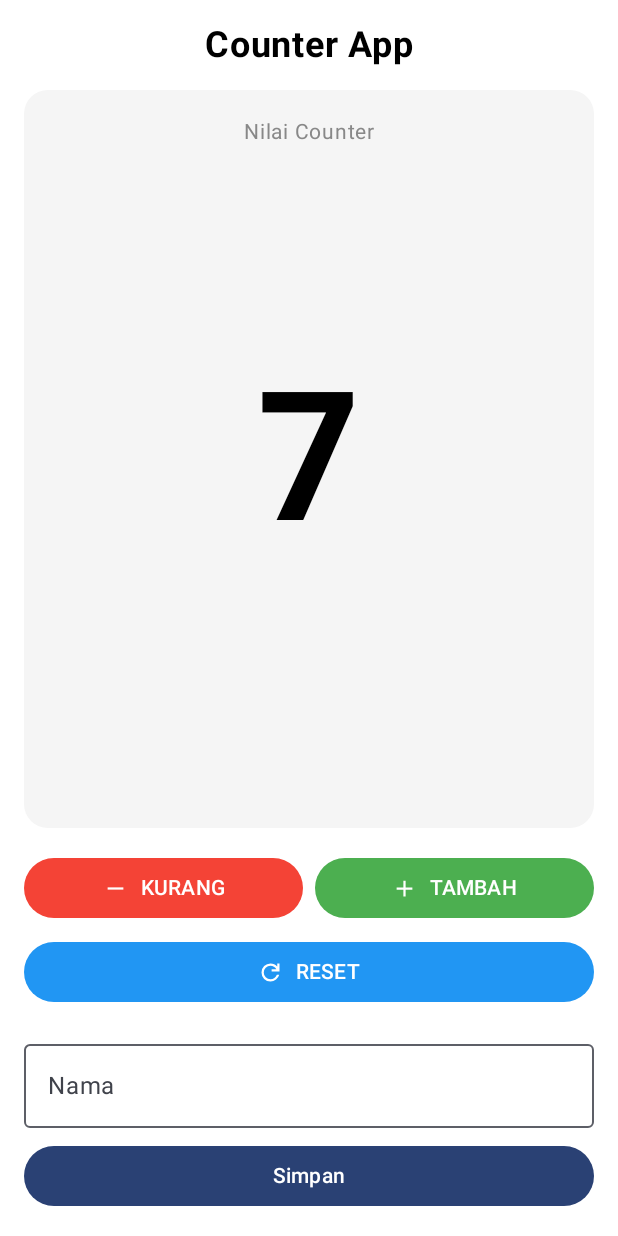
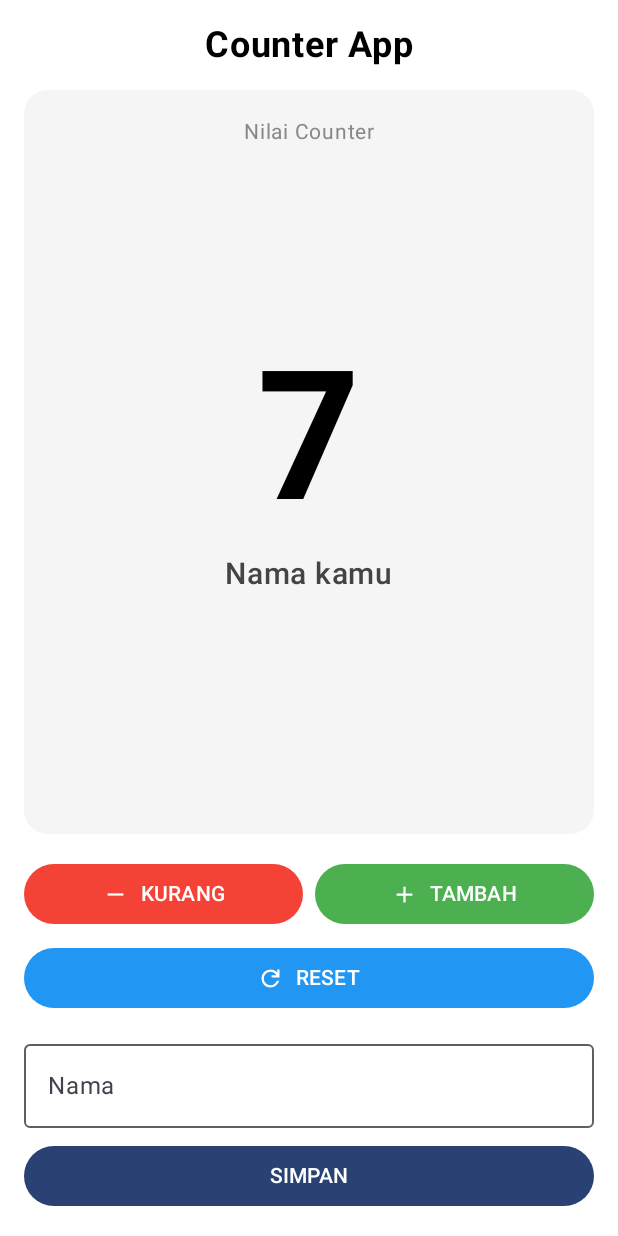
Before and after one commit to farelldev/PPPBD-jetpack-compose, an Android app built with Jetpack Compose: the @Preview function CounterScreenPreview, on a phone screen of 412 x 824 dp. Run offline under Robolectric (Android 15) with nearby library versions, the phone set to English and light mode, and no system bars.

Commit message:
add saved name on the screen

```diff
--- a/app/src/main/java/com/example/countercompose/CounterScreen.kt
+++ b/app/src/main/java/com/example/countercompose/CounterScreen.kt
@@ -5,6 +5,10 @@ import androidx.compose.foundation.layout.*
 import androidx.compose.foundation.shape.RoundedCornerShape
 import androidx.compose.material3.*
 import androidx.compose.runtime.Composable
+import androidx.compose.runtime.getValue
+import androidx.compose.runtime.mutableStateOf
+import androidx.compose.runtime.saveable.rememberSaveable
+import androidx.compose.runtime.setValue
 import androidx.compose.ui.Alignment
 import androidx.compose.ui.Modifier
 import androidx.compose.ui.graphics.Color
@@ -13,14 +17,8 @@ import androidx.compose.ui.text.font.FontWeight
 import androidx.compose.ui.tooling.preview.Preview
 import androidx.compose.ui.unit.dp
 import androidx.compose.ui.unit.sp
-import androidx.compose.runtime.getValue
-import androidx.compose.runtime.mutableIntStateOf
-import androidx.compose.runtime.remember
-import androidx.compose.runtime.setValue
-import androidx.compose.runtime.saveable.rememberSaveable
+import androidx.lifecycle.viewmodel.compose.viewModel
 import com.example.countercompose.ui.theme.CounterComposeTheme
-import androidx.lifecycle.viewmodel.compose.viewModel
-import androidx.compose.material3.OutlinedTextField
 
 @Composable
 fun CounterApp(
@@ -28,18 +26,15 @@ fun CounterApp(
     viewModel: CounterViewModel = viewModel()
 ) {
     val counter by viewModel.counter
-    val nameInput by viewModel.nameInput
     val savedName by viewModel.savedName
 
     CounterScreen(
         counter = counter,
-        nameInput = nameInput,
         savedName = savedName,
         onIncrement = { viewModel.increment() },
         onDecrement = { viewModel.decrement() },
         onReset = { viewModel.reset() },
-        onNameChange = { viewModel.updateNameInput(it) },
-        onSaveName = { viewModel.saveName() },
+        onSaveName = { newName -> viewModel.saveName(newName) },
         modifier = modifier
     )
 }
@@ -47,15 +42,15 @@ fun CounterApp(
 @Composable
 fun CounterScreen(
     counter: Int,
-    nameInput: String,
     savedName: String,
     onIncrement: () -> Unit,
     onDecrement: () -> Unit,
     onReset: () -> Unit,
-    onNameChange: (String) -> Unit,
-    onSaveName: () -> Unit,
+    onSaveName: (String) -> Unit,
     modifier: Modifier = Modifier
 ) {
+    var nameInput by rememberSaveable { mutableStateOf("") }
+
     Column(
         modifier = modifier
             .fillMaxSize()
@@ -72,20 +67,11 @@ fun CounterScreen(
 
         CounterDisplay(
             value = counter,
+            savedName = savedName,
             modifier = Modifier
                 .fillMaxWidth()
                 .weight(1f)
         )
-
-        if (savedName.isNotEmpty()) {
-            Spacer(modifier = Modifier.height(16.dp))
-            Text(
-                text = "Halo, $savedName!",
-                fontSize = 18.sp,
-                fontWeight = FontWeight.SemiBold,
-                color = MaterialTheme.colorScheme.primary
-            )
-        }
 
         Spacer(modifier = Modifier.height(16.dp))
 
@@ -95,50 +81,31 @@ fun CounterScreen(
             onReset = onReset
         )
 
-        Spacer(modifier = Modifier.height(16.dp))
+        Spacer(modifier = Modifier.height(12.dp))
 
         OutlinedTextField(
             value = nameInput,
-            onValueChange = onNameChange,
+            onValueChange = { nameInput = it },
             label = { Text("Nama") },
+            singleLine = true,
             modifier = Modifier.fillMaxWidth()
         )
 
         Spacer(modifier = Modifier.height(8.dp))
 
-        // Tombol Simpan di bawah form input
         Button(
-            onClick = onSaveName,
+            onClick = { onSaveName(nameInput) },
             modifier = Modifier.fillMaxWidth()
         ) {
-            Text("Simpan")
+            Text("SIMPAN")
         }
-    }
-}
-
-@Preview(
-    showBackground = true,
-    showSystemUi = true
-)
-@Composable
-fun CounterScreenPreview() {
-    CounterComposeTheme {
-        CounterScreen(
-            counter = 7,
-            nameInput = "",
-            savedName = "",
-            onIncrement = {},
-            onDecrement = {},
-            onReset = {},
-            onNameChange = {},
-            onSaveName = {}
-        )
     }
 }
 
 @Composable
 fun CounterDisplay(
     value: Int,
+    savedName: String,
     modifier: Modifier = Modifier
 ) {
     Box(
@@ -157,11 +124,23 @@ fun CounterDisplay(
                 .padding(top = 16.dp)
         )
 
-        Text(
-            text = value.toString(),
-            fontSize = 120.sp,
-            fontWeight = FontWeight.Bold
-        )
+        Column(horizontalAlignment = Alignment.CenterHorizontally) {
+            Text(
+                text = value.toString(),
+                fontSize = 120.sp,
+                fontWeight = FontWeight.Bold
+            )
+
+            if (savedName.isNotEmpty()) {
+                Spacer(modifier = Modifier.height(8.dp))
+                Text(
+                    text = savedName,
+                    fontSize = 20.sp,
+                    fontWeight = FontWeight.Medium,
+                    color = Color.DarkGray
+                )
+            }
+        }
     }
 }
 
@@ -171,9 +150,7 @@ fun CounterButtons(
     onIncrement: () -> Unit = {},
     onReset: () -> Unit = {}
 ) {
-    Column(
-        modifier = Modifier.fillMaxWidth()
-    ) {
+    Column(modifier = Modifier.fillMaxWidth()) {
         Row(
             modifier = Modifier.fillMaxWidth(),
             horizontalArrangement = Arrangement.spacedBy(8.dp)
@@ -190,9 +167,7 @@ fun CounterButtons(
                     contentDescription = null,
                     modifier = Modifier.size(ButtonDefaults.IconSize)
                 )
-
                 Spacer(Modifier.width(ButtonDefaults.IconSpacing))
-
                 Text("KURANG")
             }
 
@@ -208,9 +183,7 @@ fun CounterButtons(
                     contentDescription = null,
                     modifier = Modifier.size(ButtonDefaults.IconSize)
                 )
-
                 Spacer(Modifier.width(ButtonDefaults.IconSpacing))
-
                 Text("TAMBAH")
             }
         }
@@ -229,10 +202,23 @@ fun CounterButtons(
                 contentDescription = null,
                 modifier = Modifier.size(ButtonDefaults.IconSize)
             )
-
             Spacer(Modifier.width(ButtonDefaults.IconSpacing))
-
             Text("RESET")
         }
     }
 }
+
+@Preview(showBackground = true, showSystemUi = true)
+@Composable
+fun CounterScreenPreview() {
+    CounterComposeTheme {
+        CounterScreen(
+            counter = 7,
+            savedName = "Nama kamu",
+            onIncrement = {},
+            onDecrement = {},
+            onReset = {},
+            onSaveName = {}
+        )
+    }
+}
```
Also changed, not shown: app/src/main/java/com/example/countercompose/CounterViewModel.kt (+15 -25 lines).
